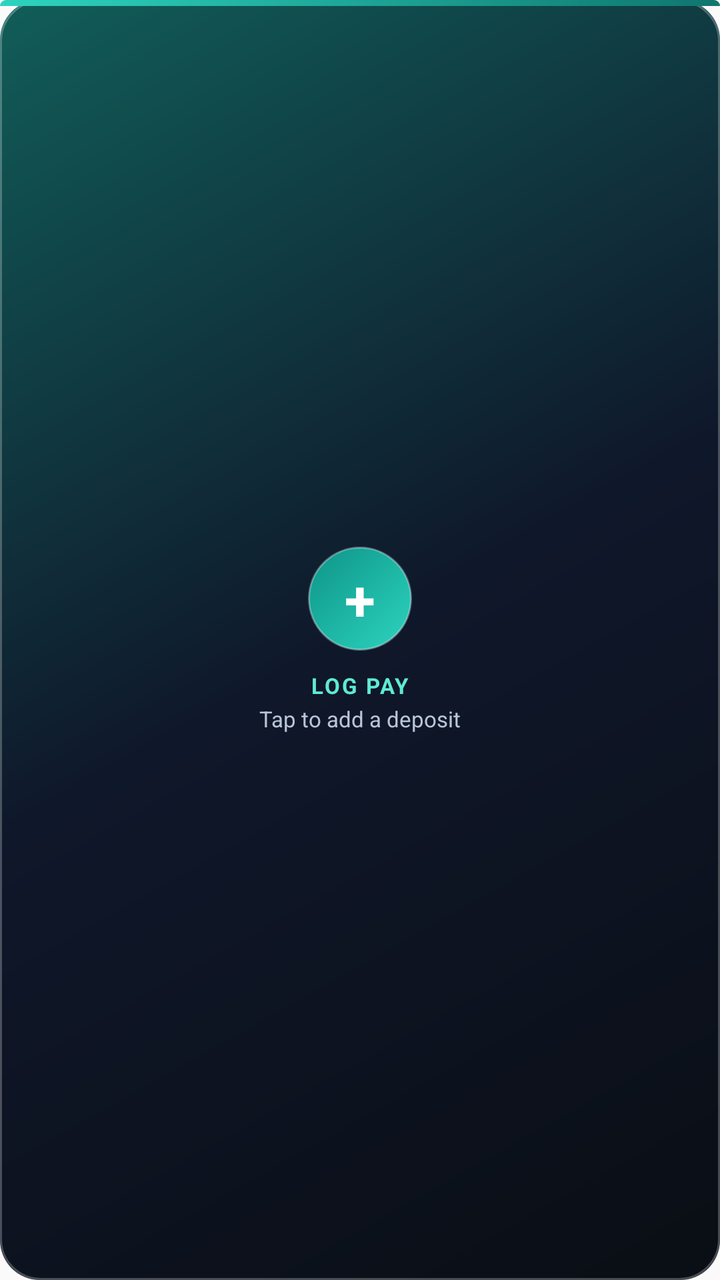
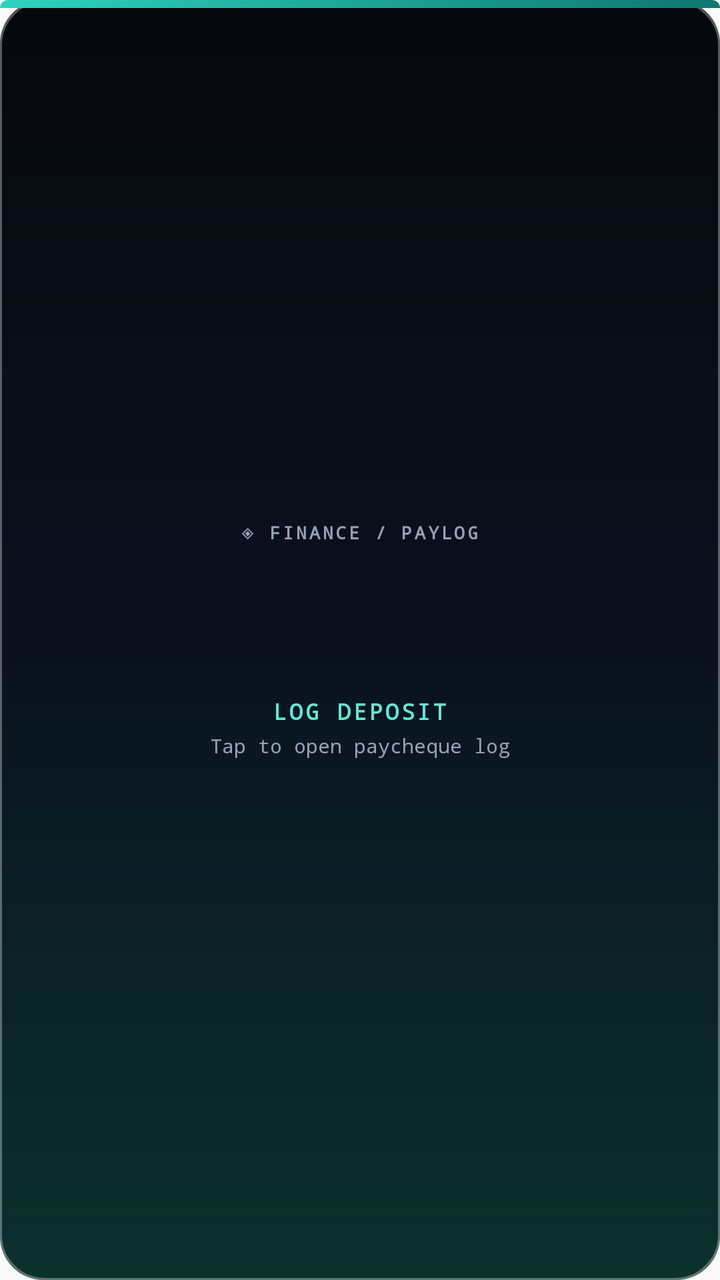

Two renders of the same Android screen: before a commit and after it. Below are the layout's source before the change and the commit's diff.
<!-- AndroidManifest.xml: application theme AppTheme -->
<!-- res/layout/widget_paylog.xml -->
<?xml version="1.0" encoding="utf-8"?>
<FrameLayout xmlns:android="http://schemas.android.com/apk/res/android"
  android:id="@+id/widget_root"
  android:layout_width="match_parent"
  android:layout_height="match_parent"
  android:background="@drawable/widget_shell">

  <View
    android:layout_width="match_parent"
    android:layout_height="3dp"
    android:background="@drawable/widget_accent_teal" />

  <LinearLayout
    android:layout_width="match_parent"
    android:layout_height="match_parent"
    android:gravity="center"
    android:orientation="vertical"
    android:padding="14dp">

    <FrameLayout
      android:layout_width="52dp"
      android:layout_height="52dp"
      android:background="@drawable/widget_pay_fab">

      <TextView
        android:layout_width="match_parent"
        android:layout_height="match_parent"
        android:gravity="center"
        android:text="+"
        android:textColor="@color/widget_text_primary"
        android:textSize="28sp"
        android:textStyle="bold" />
    </FrameLayout>

    <TextView
      android:layout_width="wrap_content"
      android:layout_height="wrap_content"
      android:layout_marginTop="10dp"
      android:letterSpacing="0.08"
      android:text="LOG PAY"
      android:textAllCaps="true"
      android:textColor="@color/widget_text_accent"
      android:textSize="11sp"
      android:textStyle="bold" />

    <TextView
      android:layout_width="wrap_content"
      android:layout_height="wrap_content"
      android:layout_marginTop="2dp"
      android:text="Tap to add a deposit"
      android:textColor="@color/widget_text_muted"
      android:textSize="11sp" />
  </LinearLayout>
</FrameLayout>
<!-- resources referenced by this layout -->
<resources>
  <color name="widget_text_accent">#5EEAD4</color>
  <color name="widget_text_muted">#B8C5D6</color>
  <color name="widget_text_primary">#FFFFFFFF</color>
  <!-- drawable widget_accent_teal (drawable) -->
  <?xml version="1.0" encoding="utf-8"?>
  <shape xmlns:android="http://schemas.android.com/apk/res/android" android:shape="rectangle">
    <corners
      android:topLeftRadius="20dp"
      android:topRightRadius="20dp"
      android:bottomLeftRadius="0dp"
      android:bottomRightRadius="0dp" />
    <gradient
      android:angle="0"
      android:startColor="#2DD4BF"
      android:endColor="#0F766E" />
    <size android:height="3dp" />
  </shape>
  <!-- drawable widget_pay_fab (drawable) -->
  <?xml version="1.0" encoding="utf-8"?>
  <shape xmlns:android="http://schemas.android.com/apk/res/android" android:shape="oval">
    <gradient
      android:angle="135"
      android:startColor="#2DD4BF"
      android:endColor="#0D9488" />
    <stroke
      android:width="1dp"
      android:color="#55FFFFFF" />
  </shape>
  <!-- drawable widget_shell (drawable) -->
  <?xml version="1.0" encoding="utf-8"?>
  <layer-list xmlns:android="http://schemas.android.com/apk/res/android">
    <item>
      <shape android:shape="rectangle">
        <corners android:radius="20dp" />
        <gradient
          android:angle="135"
          android:startColor="#0A0E14"
          android:centerColor="#0F172A"
          android:endColor="#115E59" />
      </shape>
    </item>
    <item>
      <shape android:shape="rectangle">
        <corners android:radius="20dp" />
        <stroke
          android:width="1dp"
          android:color="#40FFFFFF" />
      </shape>
    </item>
  </layer-list>
  <style name="AppTheme" parent="Theme.AppCompat.Light.DarkActionBar">
          
          <item name="colorPrimary">@color/colorPrimary</item>
          <item name="colorPrimaryDark">@color/colorPrimaryDark</item>
          <item name="colorAccent">@color/colorAccent</item>
      </style>
</resources>

<!-- the commit's change to res/layout/widget_paylog.xml (unified diff, before → after) -->
@@ -5,9 +5,16 @@
   android:layout_height="match_parent"
   android:background="@drawable/widget_shell">
 
+  <ImageView
+    android:id="@+id/widget_hud_overlay"
+    android:layout_width="match_parent"
+    android:layout_height="match_parent"
+    android:contentDescription=""
+    android:scaleType="fitXY" />
+
   <View
     android:layout_width="match_parent"
-    android:layout_height="3dp"
+    android:layout_height="4dp"
     android:background="@drawable/widget_accent_teal" />
 
   <LinearLayout
@@ -17,27 +24,31 @@
     android:orientation="vertical"
     android:padding="14dp">
 
-    <FrameLayout
-      android:layout_width="52dp"
-      android:layout_height="52dp"
-      android:background="@drawable/widget_pay_fab">
+    <TextView
+      android:layout_width="wrap_content"
+      android:layout_height="wrap_content"
+      android:fontFamily="monospace"
+      android:letterSpacing="0.14"
+      android:text="◈ FINANCE / PAYLOG"
+      android:textAllCaps="true"
+      android:textColor="@color/widget_text_muted"
+      android:textSize="9sp"
+      android:textStyle="bold" />
 
-      <TextView
-        android:layout_width="match_parent"
-        android:layout_height="match_parent"
-        android:gravity="center"
-        android:text="+"
-        android:textColor="@color/widget_text_primary"
-        android:textSize="28sp"
-        android:textStyle="bold" />
-    </FrameLayout>
+    <ImageView
+      android:id="@+id/widget_fab"
+      android:layout_width="56dp"
+      android:layout_height="56dp"
+      android:layout_marginTop="10dp"
+      android:contentDescription="Log pay" />
 
     <TextView
       android:layout_width="wrap_content"
       android:layout_height="wrap_content"
       android:layout_marginTop="10dp"
-      android:letterSpacing="0.08"
-      android:text="LOG PAY"
+      android:fontFamily="monospace"
+      android:letterSpacing="0.12"
+      android:text="LOG DEPOSIT"
       android:textAllCaps="true"
       android:textColor="@color/widget_text_accent"
       android:textSize="11sp"
@@ -46,9 +57,10 @@
     <TextView
       android:layout_width="wrap_content"
       android:layout_height="wrap_content"
-      android:layout_marginTop="2dp"
-      android:text="Tap to add a deposit"
+      android:layout_marginTop="3dp"
+      android:fontFamily="monospace"
+      android:text="Tap to open paycheque log"
       android:textColor="@color/widget_text_muted"
-      android:textSize="11sp" />
+      android:textSize="10sp" />
   </LinearLayout>
 </FrameLayout>
<!-- resource entries referenced after the edit -->
@@ -1,8 +1,7 @@
 <!-- resources referenced by this layout -->
 <resources>
   <color name="widget_text_accent">#5EEAD4</color>
-  <color name="widget_text_muted">#B8C5D6</color>
-  <color name="widget_text_primary">#FFFFFFFF</color>
+  <color name="widget_text_muted">#94A3B8</color>
   <!-- drawable widget_accent_teal (drawable) -->
   <?xml version="1.0" encoding="utf-8"?>
   <shape xmlns:android="http://schemas.android.com/apk/res/android" android:shape="rectangle">
@@ -17,36 +16,34 @@
       android:endColor="#0F766E" />
     <size android:height="3dp" />
   </shape>
-  <!-- drawable widget_pay_fab (drawable) -->
-  <?xml version="1.0" encoding="utf-8"?>
-  <shape xmlns:android="http://schemas.android.com/apk/res/android" android:shape="oval">
-    <gradient
-      android:angle="135"
-      android:startColor="#2DD4BF"
-      android:endColor="#0D9488" />
-    <stroke
-      android:width="1dp"
-      android:color="#55FFFFFF" />
-  </shape>
   <!-- drawable widget_shell (drawable) -->
   <?xml version="1.0" encoding="utf-8"?>
   <layer-list xmlns:android="http://schemas.android.com/apk/res/android">
     <item>
       <shape android:shape="rectangle">
-        <corners android:radius="20dp" />
+        <corners android:radius="22dp" />
         <gradient
-          android:angle="135"
-          android:startColor="#0A0E14"
-          android:centerColor="#0F172A"
-          android:endColor="#115E59" />
+          android:angle="145"
+          android:startColor="#05080C"
+          android:centerColor="#0B1220"
+          android:endColor="#0D3D38" />
       </shape>
     </item>
     <item>
       <shape android:shape="rectangle">
-        <corners android:radius="20dp" />
+        <corners android:radius="22dp" />
+        <gradient
+          android:angle="270"
+          android:startColor="#00000000"
+          android:endColor="#33000000" />
+      </shape>
+    </item>
+    <item>
+      <shape android:shape="rectangle">
+        <corners android:radius="22dp" />
         <stroke
           android:width="1dp"
-          android:color="#40FFFFFF" />
+          android:color="#55FFFFFF" />
       </shape>
     </item>
   </layer-list>
